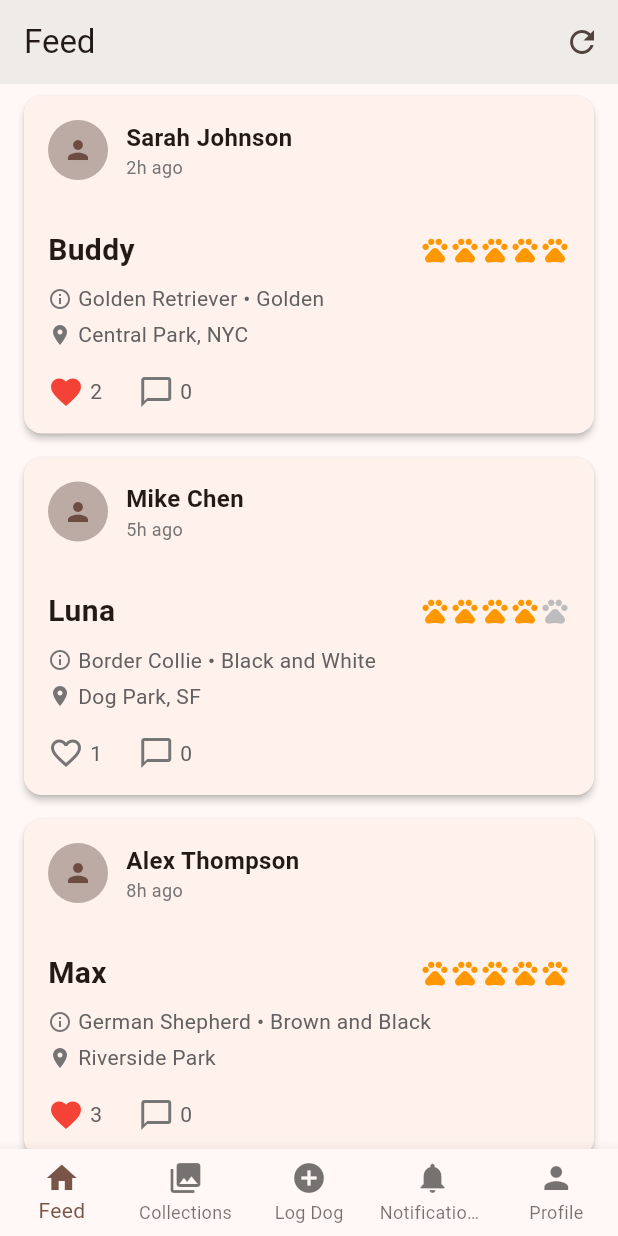
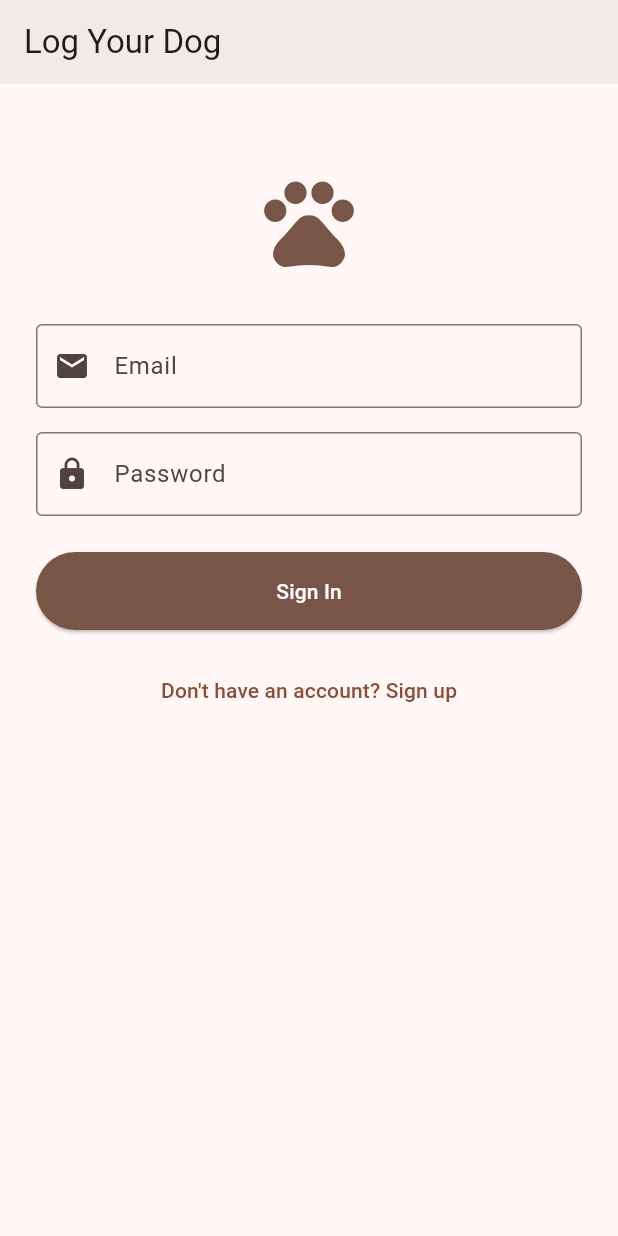
Before and after one commit to strobelight6/LogYourDog, a Flutter app: the screen it shows after launch, on a phone screen of 412 x 824 dp. Run offline on Flutter 3.47's test engine with Material 3 defaults, Android fonts, the phone set to English and light mode, and no system bars; our stand-ins replace cloud_firestore, firebase_auth, firebase_core, firebase_storage, image_picker, shared_preferences; accounts and stored records are empty.

Commit message:
Feature 2: Auth screens + AuthGate
- Add LoginScreen, SignupScreen, OnboardingScreen
- Add AuthService (signIn, signUp creates Firestore user doc, signOut)
- Add AuthGate in main.dart routing to LoginScreen or MainNavigationScreen
- Add sign out button to ProfileScreen

Co-Authored-By: Claude Sonnet 4.6 <noreply@anthropic.com>

```diff
--- a/lib/main.dart
+++ b/lib/main.dart
@@ -7,9 +7,11 @@ import 'config/env.dart';
 import 'firebase_config.dart';
 import 'screens/home_feed_screen.dart';
 import 'screens/log_dog_screen.dart';
+import 'screens/login_screen.dart';
 import 'screens/profile_screen.dart';
 import 'screens/collections_screen.dart';
 import 'screens/notifications_screen.dart';
+import 'services/auth_service.dart';
 
 void main() async {
   WidgetsFlutterBinding.ensureInitialized();
@@ -42,7 +44,27 @@ class LogYourDogApp extends StatelessWidget {
         colorScheme: ColorScheme.fromSeed(seedColor: Colors.brown),
         useMaterial3: true,
       ),
-      home: const MainNavigationScreen(),
+      home: const AuthGate(),
+    );
+  }
+}
+
+class AuthGate extends StatelessWidget {
+  const AuthGate({super.key});
+
+  @override
+  Widget build(BuildContext context) {
+    return StreamBuilder<User?>(
+      stream: AuthService.instance.authStateChanges,
+      builder: (context, snapshot) {
+        if (snapshot.connectionState == ConnectionState.waiting) {
+          return const Scaffold(body: Center(child: CircularProgressIndicator()));
+        }
+        if (snapshot.hasData) {
+          return const MainNavigationScreen();
+        }
+        return const LoginScreen();
+      },
     );
   }
 }
--- /dev/null
+++ b/lib/screens/login_screen.dart
@@ -0,0 +1,132 @@
+import 'package:firebase_auth/firebase_auth.dart';
+import 'package:flutter/material.dart';
+import '../services/auth_service.dart';
+import 'signup_screen.dart';
+
+class LoginScreen extends StatefulWidget {
+  const LoginScreen({super.key});
+
+  @override
+  State<LoginScreen> createState() => _LoginScreenState();
+}
+
+class _LoginScreenState extends State<LoginScreen> {
+  final _formKey = GlobalKey<FormState>();
+  final _emailController = TextEditingController();
+  final _passwordController = TextEditingController();
+  bool _isLoading = false;
+
+  @override
+  void dispose() {
+    _emailController.dispose();
+    _passwordController.dispose();
+    super.dispose();
+  }
+
+  Future<void> _submit() async {
+    if (!_formKey.currentState!.validate()) return;
+
+    setState(() => _isLoading = true);
+    try {
+      await AuthService.instance.signIn(
+        _emailController.text.trim(),
+        _passwordController.text,
+      );
+    } on FirebaseAuthException catch (e) {
+      if (mounted) {
+        ScaffoldMessenger.of(context).showSnackBar(
+          SnackBar(content: Text(e.message ?? 'Sign in failed')),
+        );
+      }
+    } finally {
+      if (mounted) setState(() => _isLoading = false);
+    }
+  }
+
+  @override
+  Widget build(BuildContext context) {
+    return Scaffold(
+      appBar: AppBar(
+        title: const Text('Log Your Dog'),
+        backgroundColor: Colors.brown.shade50,
+      ),
+      body: SingleChildScrollView(
+        padding: const EdgeInsets.all(24),
+        child: Form(
+          key: _formKey,
+          child: Column(
+            crossAxisAlignment: CrossAxisAlignment.stretch,
+            children: [
+              const SizedBox(height: 32),
+              const Icon(Icons.pets, size: 72, color: Colors.brown),
+              const SizedBox(height: 32),
+              TextFormField(
+                controller: _emailController,
+                decoration: const InputDecoration(
+                  labelText: 'Email',
+                  border: OutlineInputBorder(),
+                  prefixIcon: Icon(Icons.email),
+                ),
+                keyboardType: TextInputType.emailAddress,
+                autocorrect: false,
+                validator: (value) {
+                  if (value == null || value.trim().isEmpty) {
+                    return 'Please enter your email';
+                  }
+                  if (!value.contains('@')) {
+                    return 'Please enter a valid email';
+                  }
+                  return null;
+                },
+              ),
+              const SizedBox(height: 16),
+              TextFormField(
+                controller: _passwordController,
+                decoration: const InputDecoration(
+                  labelText: 'Password',
+                  border: OutlineInputBorder(),
+                  prefixIcon: Icon(Icons.lock),
+                ),
+                obscureText: true,
+                validator: (value) {
+                  if (value == null || value.isEmpty) {
+                    return 'Please enter your password';
+                  }
+                  return null;
+                },
+              ),
+              const SizedBox(height: 24),
+              ElevatedButton(
+                onPressed: _isLoading ? null : _submit,
+                style: ElevatedButton.styleFrom(
+                  backgroundColor: Colors.brown,
+                  foregroundColor: Colors.white,
+                  padding: const EdgeInsets.symmetric(vertical: 16),
+                ),
+                child: _isLoading
+                    ? const SizedBox(
+                        height: 20,
+                        width: 20,
+                        child: CircularProgressIndicator(
+                          strokeWidth: 2,
+                          color: Colors.white,
+                        ),
+                      )
+                    : const Text('Sign In'),
+              ),
+              const SizedBox(height: 16),
+              TextButton(
+                onPressed: () {
+                  Navigator.of(context).push(
+                    MaterialPageRoute(builder: (_) => const SignupScreen()),
+                  );
+                },
+                child: const Text("Don't have an account? Sign up"),
+              ),
+            ],
+          ),
+        ),
+      ),
+    );
+  }
+}
--- a/lib/screens/profile_screen.dart
+++ b/lib/screens/profile_screen.dart
@@ -4,6 +4,7 @@ import 'dart:io';
 import '../models/user_profile.dart';
 import '../models/dog_post.dart';
 import '../models/dog_profile.dart';
+import '../services/auth_service.dart';
 import '../services/profile_service.dart';
 import '../services/feed_service.dart';
 import '../services/dog_service.dart';
@@ -506,6 +507,10 @@ class _ProfileScreenState extends State<ProfileScreen> with AutomaticKeepAliveCl
             icon: const Icon(Icons.edit),
             onPressed: _isLoading ? null : _editProfile,
           ),
+          IconButton(
+            icon: const Icon(Icons.logout),
+            onPressed: () => AuthService.instance.signOut(),
+          ),
         ],
       ),
       body: _isLoading
--- /dev/null
+++ b/lib/services/auth_service.dart
@@ -0,0 +1,47 @@
+import 'package:cloud_firestore/cloud_firestore.dart';
+import 'package:firebase_auth/firebase_auth.dart';
+import '../models/user_profile.dart';
+
+class AuthService {
+  AuthService._();
+  static final AuthService instance = AuthService._();
+
+  Stream<User?> get authStateChanges => FirebaseAuth.instance.authStateChanges();
+
+  Future<void> signIn(String email, String password) async {
+    await FirebaseAuth.instance.signInWithEmailAndPassword(
+      email: email,
+      password: password,
+    );
+  }
+
+  Future<UserProfile> signUp(String email, String password, String displayName) async {
+    final credential = await FirebaseAuth.instance.createUserWithEmailAndPassword(
+      email: email,
+      password: password,
+    );
+
+    final user = credential.user!;
+    await user.updateDisplayName(displayName);
+
+    final now = DateTime.now();
+    final profile = UserProfile(
+      id: user.uid,
+      displayName: displayName,
+      email: email,
+      createdAt: now,
+      updatedAt: now,
+    );
+
+    await FirebaseFirestore.instance
+        .collection('users')
+        .doc(user.uid)
+        .set(profile.toFirestore());
+
+    return profile;
+  }
+
+  Future<void> signOut() async {
+    await FirebaseAuth.instance.signOut();
+  }
+}
```
Also changed, not shown: lib/screens/onboarding_screen.dart (added, +214 -0 lines), lib/screens/signup_screen.dart (added, +171 -0 lines).
